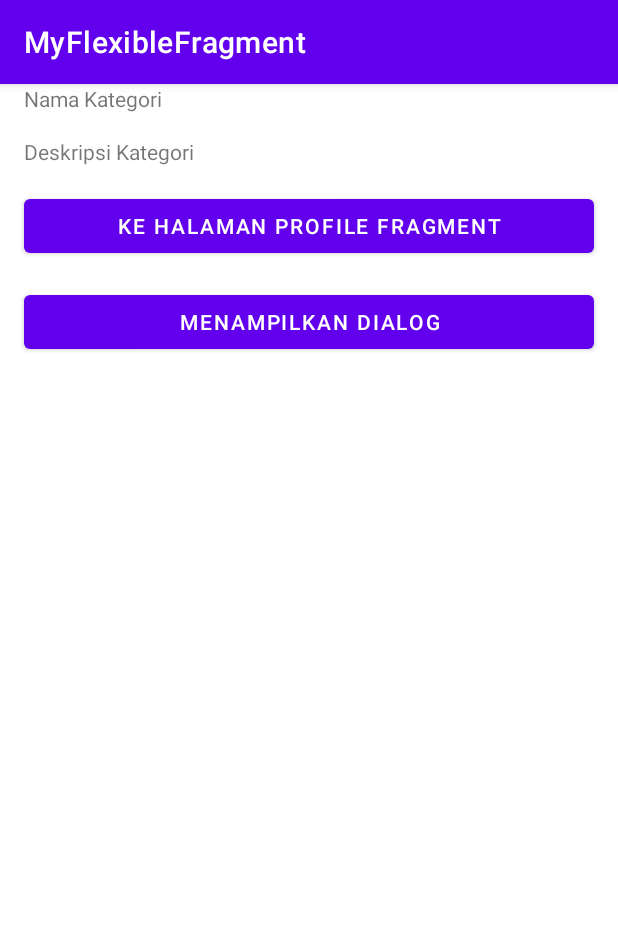
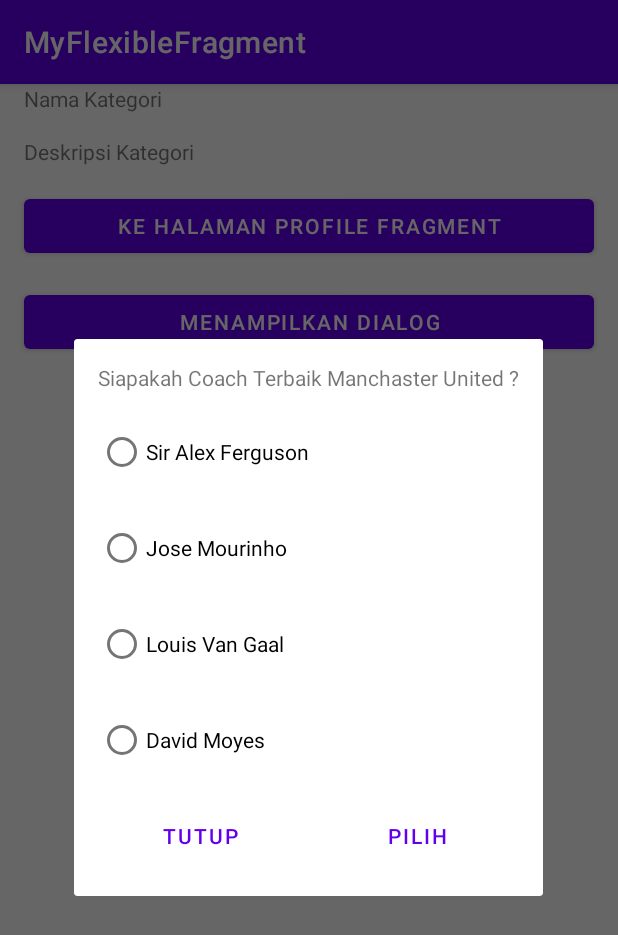
Before and after one commit to Hencya/MyFlexibleFragmentApp, an Android app: the fragment DetailCategoryFragment placed in its activity, after a tap on "MENAMPILKAN DIALOG", on a phone screen of 412 x 824 dp. Shown: the top 935 px of the screen. Run offline under Robolectric (Android 15) with nearby library versions, the phone set to English and light mode, and no system bars.

Commit message:
add feature show dialog

```diff
--- a/app/src/main/java/com/example/myflexiblefragment/DetailCategoryFragment.kt
+++ b/app/src/main/java/com/example/myflexiblefragment/DetailCategoryFragment.kt
@@ -6,6 +6,7 @@ import android.view.View
 import android.view.ViewGroup
 import android.widget.Button
 import android.widget.TextView
+import android.widget.Toast
 import androidx.fragment.app.Fragment
 
 
@@ -15,7 +16,6 @@ class DetailCategoryFragment : Fragment(), View.OnClickListener {
     lateinit var tvCategoryDesc: TextView
     lateinit var btnProfile: Button
     lateinit var btnShowDialog: Button
-
     var description: String? = null
 
     companion object {
@@ -35,13 +35,20 @@ class DetailCategoryFragment : Fragment(), View.OnClickListener {
         super.onViewCreated(view, savedInstanceState)
 
         btnProfile = view.findViewById(R.id.btn_profile)
-        btnProfile.setOnClickListener(this)
 
         btnShowDialog = view.findViewById(R.id.btn_show_dialog)
-        btnShowDialog.setOnClickListener(this)
 
         tvCategoryDesc = view.findViewById(R.id.tv_category_desc)
         tvCategoryName = view.findViewById(R.id.tv_category_name)
+
+        btnShowDialog.setOnClickListener {
+            val mOptionDialogFragment = OptionDialogFragment()
+            val mFragmentManager = childFragmentManager
+            mOptionDialogFragment.show(
+                mFragmentManager,
+                OptionDialogFragment::class.java.simpleName
+            )
+        }
 
         if (savedInstanceState != null) {
             val descCategory = savedInstanceState.getString(EXTRA_DESCRIPTION)
@@ -53,7 +60,15 @@ class DetailCategoryFragment : Fragment(), View.OnClickListener {
             tvCategoryName.text = categoryName
             tvCategoryDesc.text = description
         }
+
     }
+
+    internal var optionDialogListener: OptionDialogFragment.OnOptionDialogListener =
+        object : OptionDialogFragment.OnOptionDialogListener {
+            override fun onOptionChosen(text: String?) {
+                Toast.makeText(requireActivity(), text, Toast.LENGTH_SHORT).show()
+            }
+        }
 
     override fun onClick(v: View) {
 
--- /dev/null
+++ b/app/src/main/java/com/example/myflexiblefragment/OptionDialogFragment.kt
@@ -0,0 +1,80 @@
+package com.example.myflexiblefragment
+
+import android.content.Context
+import android.os.Bundle
+import android.view.LayoutInflater
+import android.view.View
+import android.view.ViewGroup
+import android.widget.Button
+import android.widget.RadioButton
+import android.widget.RadioGroup
+import androidx.fragment.app.DialogFragment
+
+class OptionDialogFragment : DialogFragment() {
+    private lateinit var btnChoose: Button
+    private lateinit var btnClose: Button
+    private lateinit var rgOptions: RadioGroup
+    private lateinit var rbSaf: RadioButton
+    private lateinit var rbMou: RadioButton
+    private lateinit var rbLvg: RadioButton
+    private lateinit var rbMoyes: RadioButton
+    private var optionDialogListener: OnOptionDialogListener? = null
+
+    override fun onCreateView(
+        inflater: LayoutInflater, container: ViewGroup?,
+        savedInstanceState: Bundle?
+    ): View? {
+        // Inflate the layout for this fragment
+        return inflater.inflate(R.layout.fragment_option_dialog, container, false)
+    }
+
+    override fun onViewCreated(view: View, savedInstanceState: Bundle?) {
+        super.onViewCreated(view, savedInstanceState)
+
+        btnChoose = view.findViewById(R.id.btn_choose)
+        btnClose = view.findViewById(R.id.btn_close)
+        rgOptions = view.findViewById(R.id.rg_options)
+        rbSaf = view.findViewById(R.id.rb_saf)
+        rbLvg = view.findViewById(R.id.rb_lvg)
+        rbMou = view.findViewById(R.id.rb_mou)
+        rbMoyes = view.findViewById(R.id.rb_moyes)
+
+        btnChoose.setOnClickListener {
+            val checkedRadioButtonId = rgOptions.checkedRadioButtonId
+            if (checkedRadioButtonId != -1) {
+                var coach: String? = when (checkedRadioButtonId) {
+                    R.id.rb_saf -> rbSaf.text.toString().trim()
+                    R.id.rb_mou -> rbMou.text.toString().trim()
+                    R.id.rb_lvg -> rbLvg.text.toString().trim()
+                    R.id.rb_moyes -> rbMoyes.text.toString().trim()
+                    else -> null
+                }
+                optionDialogListener?.onOptionChosen(coach)
+                dialog?.dismiss()
+            }
+        }
+
+        btnClose.setOnClickListener {
+            dialog?.cancel()
+        }
+    }
+
+    override fun onAttach(context: Context) {
+        super.onAttach(context)
+        val fragment = parentFragment
+
+        if (fragment is DetailCategoryFragment) {
+            this.optionDialogListener = fragment.optionDialogListener
+        }
+    }
+
+    override fun onDetach() {
+        super.onDetach()
+        this.optionDialogListener = null
+    }
+
+    interface OnOptionDialogListener {
+        fun onOptionChosen(text: String?)
+    }
+
+}
--- /dev/null
+++ b/app/src/main/res/layout/fragment_option_dialog.xml
@@ -0,0 +1,74 @@
+<?xml version="1.0" encoding="utf-8"?>
+<LinearLayout xmlns:android="http://schemas.android.com/apk/res/android"
+    xmlns:tools="http://schemas.android.com/tools"
+    android:layout_width="match_parent"
+    android:layout_height="match_parent"
+    android:orientation="vertical"
+    android:padding="16dp"
+    tools:context=".OptionDialogFragment">
+
+    <TextView
+        android:layout_width="match_parent"
+        android:layout_height="wrap_content"
+        android:layout_marginBottom="16dp"
+        android:text="@string/question_coach" />
+
+    <RadioGroup
+        android:id="@+id/rg_options"
+        android:layout_width="match_parent"
+        android:layout_height="wrap_content"
+        android:orientation="vertical">
+
+        <RadioButton
+            android:id="@+id/rb_saf"
+            android:layout_width="match_parent"
+            android:layout_height="wrap_content"
+            android:layout_marginBottom="16dp"
+            android:text="@string/sir_alex_ferguson" />
+
+        <RadioButton
+            android:id="@+id/rb_mou"
+            android:layout_width="match_parent"
+            android:layout_height="wrap_content"
+            android:layout_marginBottom="16dp"
+            android:text="@string/jose_mourinho" />
+
+        <RadioButton
+            android:id="@+id/rb_lvg"
+            android:layout_width="match_parent"
+            android:layout_height="wrap_content"
+            android:layout_marginBottom="16dp"
+            android:text="@string/louis_van_gaal" />
+
+        <RadioButton
+            android:id="@+id/rb_moyes"
+            android:layout_width="match_parent"
+            android:layout_height="wrap_content"
+            android:layout_marginBottom="16dp"
+            android:text="@string/david_moyes" />
+    </RadioGroup>
+
+    <LinearLayout
+        android:layout_width="match_parent"
+        android:layout_height="wrap_content"
+        android:orientation="horizontal">
+
+        <Button
+            android:id="@+id/btn_close"
+            style="?android:attr/buttonBarButtonStyle"
+            android:layout_width="match_parent"
+            android:layout_height="wrap_content"
+            android:layout_marginEnd="4dp"
+            android:layout_weight="0.5"
+            android:text="@string/close" />
+
+        <Button
+            android:id="@+id/btn_choose"
+            style="?android:attr/buttonBarButtonStyle"
+            android:layout_width="match_parent"
+            android:layout_height="wrap_content"
+            android:layout_marginStart="4dp"
+            android:layout_weight="0.5"
+            android:text="@string/choose" />
+    </LinearLayout>
+</LinearLayout>
--- a/app/src/main/res/values/strings.xml
+++ b/app/src/main/res/values/strings.xml
@@ -10,4 +10,11 @@
     <string name="category_desc">Deskripsi Kategori</string>
     <string name="to_profile">Ke Halaman Profile Fragment</string>
     <string name="show_dialog">Menampilkan Dialog</string>
+    <string name="question_coach">Siapakah Coach Terbaik Manchaster United ?</string>
+    <string name="sir_alex_ferguson">Sir Alex Ferguson</string>
+    <string name="jose_mourinho">Jose Mourinho</string>
+    <string name="louis_van_gaal">Louis Van Gaal</string>
+    <string name="david_moyes">David Moyes</string>
+    <string name="close">Tutup</string>
+    <string name="choose">Pilih</string>
 </resources>
```
